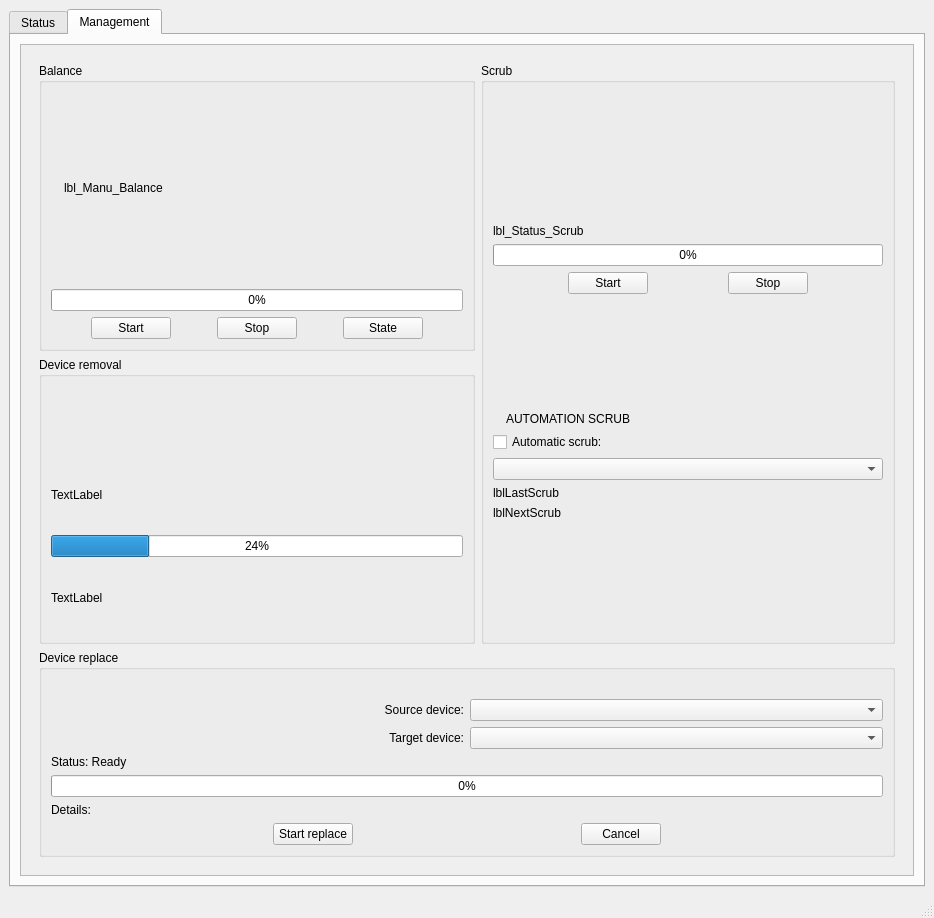
This is btrfs-storage/mainwindow.ui in Brigio/storagemonitor as Qt 5 draws it before an edit. The edited form follows.
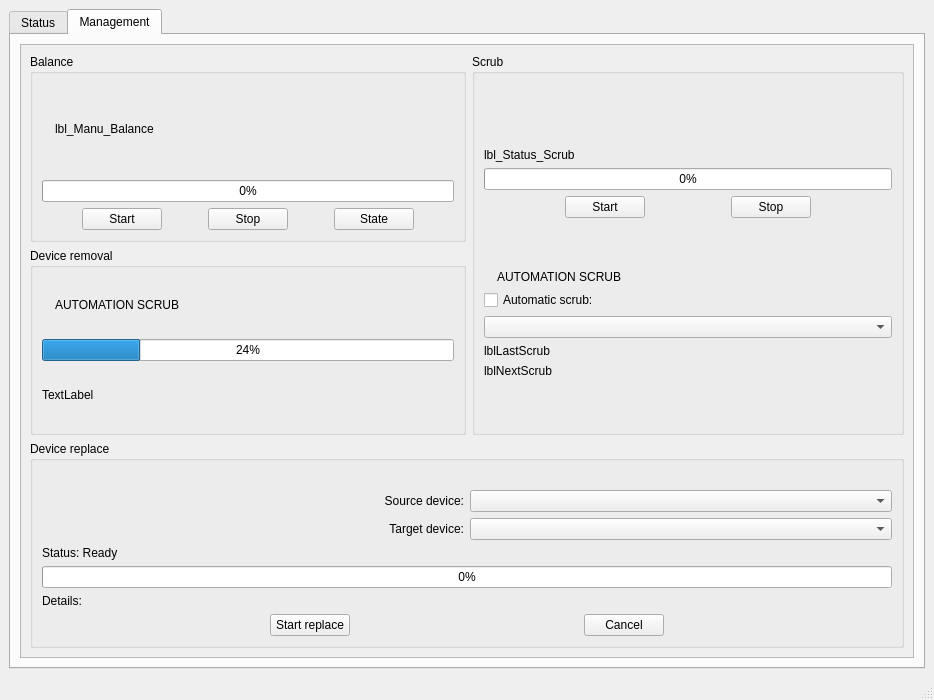
This is the edited form. The open tabs and pages were chosen to show the change.

Commit message: Improve main window resizing

What changed in the file:
```diff
--- a/btrfs-storage/mainwindow.ui
+++ b/btrfs-storage/mainwindow.ui
@@ -7,14 +7,14 @@
     <x>0</x>
     <y>0</y>
     <width>934</width>
-    <height>918</height>
+    <height>700</height>
    </rect>
   </property>
   <property name="windowTitle">
    <string>btrfs storage</string>
   </property>
   <widget class="QWidget" name="centralwidget">
-   <layout class="QGridLayout" name="gridLayout_4">
+   <layout class="QGridLayout" name="gridLayout_14">
     <item row="0" column="0">
      <widget class="QTabWidget" name="tab_btrfs">
       <property name="currentIndex">
@@ -414,6 +414,21 @@
                <widget class="QWidget" name="pageDisk">
                 <layout class="QVBoxLayout" name="verticalLayout_Disk">
                  <item>
+                  <widget class="QScrollArea" name="scrollArea_2">
+                   <property name="widgetResizable">
+                    <bool>true</bool>
+                   </property>
+                   <widget class="QWidget" name="scrollAreaWidgetContents">
+                    <property name="geometry">
+                     <rect>
+                      <x>0</x>
+                      <y>0</y>
+                      <width>420</width>
+                      <height>748</height>
+                     </rect>
+                    </property>
+                    <layout class="QGridLayout" name="gridLayout_16">
+                     <item row="0" column="0">
                   <layout class="QHBoxLayout" name="horizontalLayout_Icon">
                    <item>
                     <widget class="QLabel" name="lbl_icodisk">
@@ -748,18 +763,9 @@
                    </layout>
                   </widget>
                  </item>
-                 <item>
-                  <spacer name="verticalSpacer">
-                   <property name="orientation">
-                    <enum>Qt::Orientation::Vertical</enum>
-                   </property>
-                   <property name="sizeHint" stdset="0">
-                    <size>
-                     <width>20</width>
-                     <height>40</height>
-                    </size>
-                   </property>
-                  </spacer>
+                    </layout>
+                   </widget>
+                  </widget>
                  </item>
                 </layout>
                </widget>
@@ -808,27 +814,24 @@
              <height>832</height>
             </rect>
            </property>
-           <layout class="QGridLayout" name="gridLayout_12">
+           <layout class="QGridLayout" name="gridLayout_13">
             <item row="0" column="0">
-             <widget class="QWidget" name="widget" native="true">
-              <layout class="QGridLayout" name="gridLayout_16">
-               <item row="0" column="0">
-                <layout class="QVBoxLayout" name="verticalLayout_5">
+             <layout class="QVBoxLayout" name="verticalLayout_9">
                  <item>
-                  <layout class="QHBoxLayout" name="horizontalLayout_11">
+               <layout class="QHBoxLayout" name="horizontalLayout_12">
                    <item>
-                    <layout class="QVBoxLayout" name="verticalLayout_10">
+                 <layout class="QVBoxLayout" name="verticalLayout_8">
                      <item>
                       <widget class="QGroupBox" name="grp_Bilanciamento">
                        <property name="title">
                         <string>Balance</string>
                        </property>
-                       <layout class="QGridLayout" name="gridLayout_15">
+                    <layout class="QGridLayout" name="gridLayout_4">
                         <item row="0" column="0">
-                         <layout class="QVBoxLayout" name="verticalLayout_12">
+                      <layout class="QVBoxLayout" name="verticalLayout_5">
                           <item>
-                           <layout class="QHBoxLayout" name="horizontalLayout_13">
-                            <item alignment="Qt::AlignmentFlag::AlignTop">
+                        <layout class="QHBoxLayout" name="horizontalLayout_11">
+                         <item>
                              <widget class="QLabel" name="lblIcoBalance">
                               <property name="text">
                                <string/>
@@ -839,7 +842,7 @@
                              </widget>
                             </item>
                             <item>
-                             <layout class="QVBoxLayout" name="verticalLayout_9">
+                          <layout class="QVBoxLayout" name="verticalLayout_14">
                               <item>
                                <widget class="QLabel" name="lbl_Manu_Balance">
                                 <property name="sizePolicy">
@@ -954,14 +957,13 @@
                        <property name="title">
                         <string>Device removal</string>
                        </property>
-                       <layout class="QGridLayout" name="gridLayout_14">
+                    <layout class="QGridLayout" name="gridLayout_12">
                         <item row="0" column="0">
-                         <layout class="QVBoxLayout" name="verticalLayout_8">
+                      <layout class="QVBoxLayout" name="verticalLayout_7">
                           <item>
+                        <layout class="QHBoxLayout" name="horizontalLayout_16">
+                         <item alignment="Qt::AlignmentFlag::AlignTop">
                            <widget class="QLabel" name="lblIcoRemove">
-                            <property name="enabled">
-                             <bool>true</bool>
-                            </property>
                             <property name="text">
                              <string/>
                             </property>
@@ -970,12 +972,27 @@
                             </property>
                            </widget>
                           </item>
+                         <item>
+                          <layout class="QVBoxLayout" name="verticalLayout_15">
                           <item>
                            <widget class="QLabel" name="lbl_Info_Removal">
+                             <property name="sizePolicy">
+                              <sizepolicy hsizetype="Expanding" vsizetype="Preferred">
+                               <horstretch>0</horstretch>
+                               <verstretch>0</verstretch>
+                              </sizepolicy>
+                             </property>
                             <property name="text">
-                             <string>TextLabel</string>
-                            </property>
-                           </widget>
+                              <string>AUTOMATION SCRUB</string>
+                             </property>
+                             <property name="wordWrap">
+                              <bool>true</bool>
+                             </property>
+                            </widget>
+                           </item>
+                          </layout>
+                         </item>
+                        </layout>
                           </item>
                           <item>
                            <widget class="QProgressBar" name="progress_Removal">
@@ -1208,7 +1225,7 @@
                    <property name="title">
                     <string>Device replace</string>
                    </property>
-                   <layout class="QGridLayout" name="gridLayout_13">
+                <layout class="QGridLayout" name="gridLayout_15">
                     <item row="0" column="0">
                      <layout class="QVBoxLayout" name="verticalLayout_6">
                       <item>
@@ -1342,9 +1359,6 @@
                   </widget>
                  </item>
                 </layout>
-               </item>
-              </layout>
-             </widget>
             </item>
            </layout>
           </widget>
```
Left out of the diff: 12 changed lines with no effect on the pictures. Lines whose indentation alone changed are shown as unchanged.
